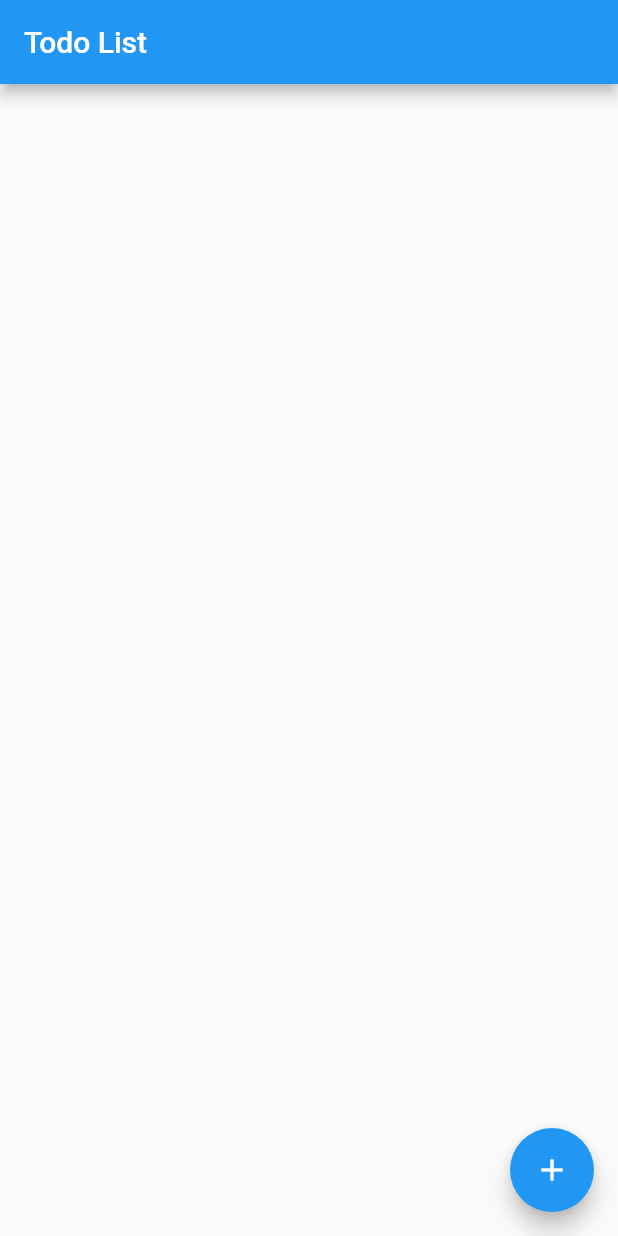
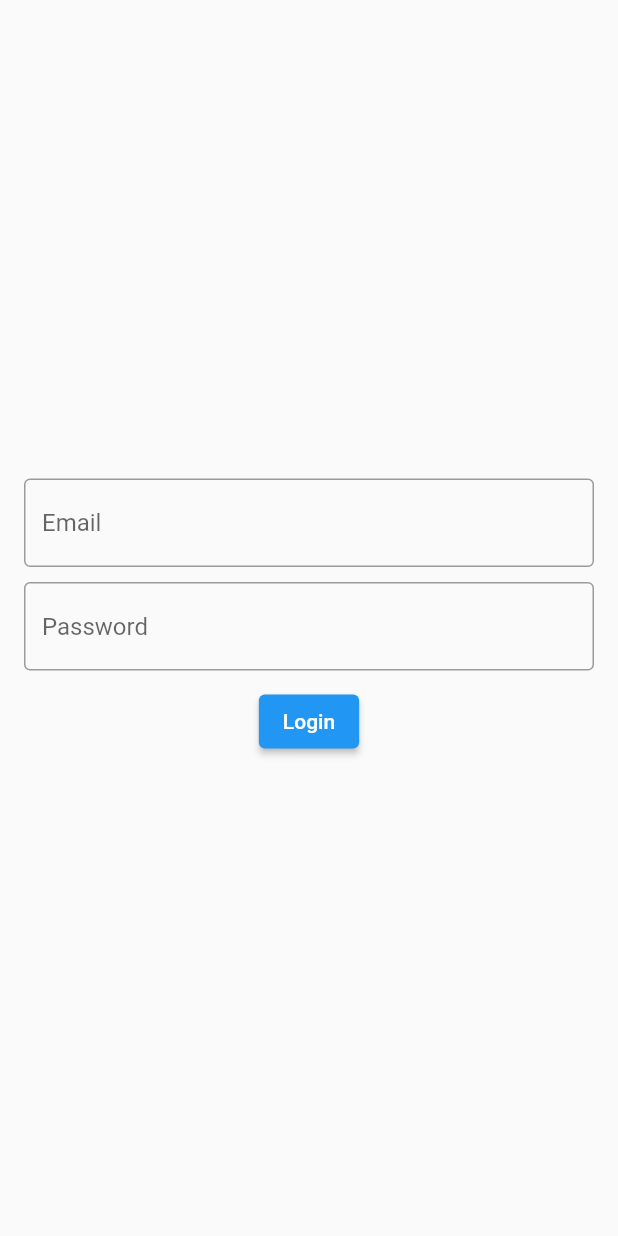
Before and after one commit to HiskelKelemework/AMP_LAB, a Flutter app: the screen it shows after launch, on a phone screen of 412 x 824 dp. Run offline on Flutter 3.47's test engine with Material 2 defaults, Android fonts, the phone set to English and light mode, and no system bars; our stand-ins replace flutter_bloc.

Commit message:
added auth bloc

```diff
--- /dev/null
+++ b/lib/auth/bloc/auth_bloc.dart
@@ -0,0 +1,32 @@
+import 'package:flutter_bloc/flutter_bloc.dart';
+import 'package:myapp/auth/bloc/auth_event.dart';
+import 'package:myapp/auth/bloc/auth_state.dart';
+
+class AuthBloc extends Bloc<AuthEvent, AuthState> {
+  AuthBloc() : super(LoggedOut());
+
+  @override
+  Stream<AuthState> mapEventToState(AuthEvent event) async* {
+    if (event is LoginEvent) {
+      final email = event.email;
+      final password = event.password;
+
+      // reaching to the backend
+      yield LoginInprogress();
+      await Future.delayed(Duration(seconds: 1));
+
+      if (email == "hello@world.com") {
+        if (password == "123456") {
+          // login successfuly
+          yield LoggedIn();
+        } else {
+          // wrong password
+          yield AuthFailed(errorMsg: 'Wrong password');
+        }
+      } else {
+        // account doesn't exists
+        yield AuthFailed(errorMsg: 'Account does not exist');
+      }
+    }
+  }
+}
--- /dev/null
+++ b/lib/auth/bloc/auth_event.dart
@@ -0,0 +1,8 @@
+abstract class AuthEvent {}
+
+class LoginEvent extends AuthEvent {
+  final String email;
+  final String password;
+
+  LoginEvent({required this.email, required this.password});
+}
--- /dev/null
+++ b/lib/auth/bloc/auth_state.dart
@@ -0,0 +1,13 @@
+abstract class AuthState {}
+
+class LoginInprogress extends AuthState {}
+
+class LoggedIn extends AuthState {}
+
+class LoggedOut extends AuthState {}
+
+class AuthFailed extends AuthState {
+  final String errorMsg;
+
+  AuthFailed({required this.errorMsg});
+}
--- /dev/null
+++ b/lib/auth/screens/login_screen.dart
@@ -0,0 +1,90 @@
+import 'package:flutter/material.dart';
+import 'package:flutter_bloc/flutter_bloc.dart';
+import 'package:myapp/auth/bloc/auth_bloc.dart';
+import 'package:myapp/auth/bloc/auth_event.dart';
+import 'package:myapp/auth/bloc/auth_state.dart';
+import 'package:myapp/todo/screens/todo_list.dart';
+
+class LoginScreen extends StatelessWidget {
+  static const String routeName = '/login';
+
+  LoginScreen({Key? key}) : super(key: key);
+
+  final emailTextController = TextEditingController();
+  final passwordTextController = TextEditingController();
+  final formKey = GlobalKey<FormState>();
+
+  @override
+  Widget build(BuildContext context) {
+    final inputFieldStyle = InputDecoration(
+      border: OutlineInputBorder(),
+    );
+
+    return Scaffold(
+      body: Padding(
+        padding: const EdgeInsets.symmetric(horizontal: 16.0),
+        child: Form(
+          key: formKey,
+          child: Column(
+            mainAxisAlignment: MainAxisAlignment.center,
+            children: [
+              TextFormField(
+                controller: emailTextController,
+                decoration: inputFieldStyle.copyWith(
+                  hintText: "Email",
+                ),
+              ),
+              SizedBox(height: 10.0),
+              TextFormField(
+                obscureText: true,
+                controller: passwordTextController,
+                decoration: inputFieldStyle.copyWith(
+                  hintText: "Password",
+                ),
+              ),
+              SizedBox(height: 10.0),
+              BlocConsumer<AuthBloc, AuthState>(
+                listener: (ctx, authState) {
+                  if (authState is LoggedIn) {
+                    Navigator.of(context).pushNamed(TodoListScreen.routeName);
+                  }
+                },
+                builder: (ctx, authState) {
+                  Widget buttonChild = Text("Login");
+
+                  if (authState is LoginInprogress) {
+                    buttonChild = SizedBox(
+                      height: 20,
+                      width: 20,
+                      child: CircularProgressIndicator(
+                        color: Colors.white,
+                      ),
+                    );
+                  }
+
+                  if (authState is AuthFailed) {
+                    buttonChild = Text(authState.errorMsg);
+                  }
+
+                  return ElevatedButton(
+                    onPressed: () {
+                      final authBloc = BlocProvider.of<AuthBloc>(context);
+
+                      authBloc.add(
+                        LoginEvent(
+                          email: emailTextController.text,
+                          password: passwordTextController.text,
+                        ),
+                      );
+                    },
+                    child: buttonChild,
+                  );
+                },
+              ),
+            ],
+          ),
+        ),
+      ),
+    );
+  }
+}
--- a/lib/color/screens/color_screen.dart
+++ b/lib/color/screens/color_screen.dart
@@ -1,8 +1,6 @@
 import 'package:flutter/material.dart';
 import 'package:flutter_bloc/flutter_bloc.dart';
 import 'package:myapp/color/blocs/color_bloc.dart';
-import 'package:myapp/color/blocs/color_event.dart';
-import 'package:myapp/color/blocs/color_state.dart';
 
 class ColorScreen extends StatelessWidget {
   const ColorScreen({Key? key}) : super(key: key);
--- a/lib/main.dart
+++ b/lib/main.dart
@@ -1,10 +1,12 @@
 import 'package:flutter/cupertino.dart';
 import 'package:flutter/material.dart';
 import 'package:flutter_bloc/flutter_bloc.dart';
+import 'package:myapp/auth/bloc/auth_bloc.dart';
 import 'package:myapp/todo/bloc/todo_bloc.dart';
 import 'package:myapp/todo/bloc/todo_event.dart';
 import 'package:myapp/todo/data_provider/todo_db_provider.dart';
 import 'package:myapp/todo/repository/todo_repository.dart';
+import 'package:myapp/auth/screens/login_screen.dart';
 import 'package:myapp/todo/screens/todo_list.dart';
 
 void main() => runApp(MyApp());
@@ -14,11 +16,23 @@ class MyApp extends StatelessWidget {
 
   @override
   Widget build(BuildContext context) {
-    return BlocProvider(
-      create: (_) => TodoBloc(todoRepository)..add(LoadAllTodos()),
+    return MultiBlocProvider(
+      providers: [
+        BlocProvider(create: (ctx) => AuthBloc()),
+        BlocProvider(
+          create: (ctx) => TodoBloc(todoRepository)
+            ..add(
+              LoadAllTodos(),
+            ),
+        ),
+      ],
       child: MaterialApp(
         debugShowCheckedModeBanner: false,
-        home: TodoListScreen(),
+        initialRoute: LoginScreen.routeName,
+        routes: {
+          LoginScreen.routeName: (ctx) => LoginScreen(),
+          TodoListScreen.routeName: (ctx) => TodoListScreen(),
+        },
       ),
     );
   }
--- a/lib/todo/repository/todo_repository.dart
+++ b/lib/todo/repository/todo_repository.dart
@@ -1,4 +1,3 @@
-import 'package:myapp/todo/data_provider/todo_db_provider.dart';
 import 'package:myapp/todo/data_provider/todo_provider.dart';
 import 'package:myapp/todo/models/todo.dart';
 
```
